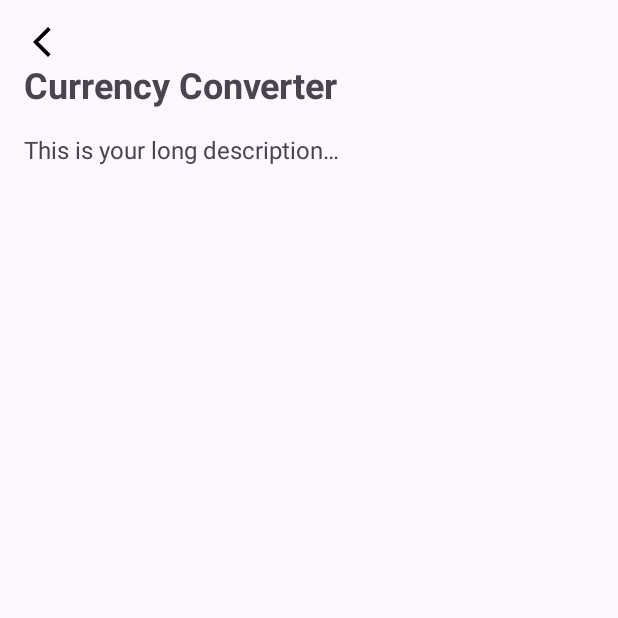
After one commit to denny24s/CurrencyConverter, an Android app: the InfoActivity screen opened directly, with no data from a screen before it, on a phone screen of 412 x 824 dp, the top half of it. The commit adds this screen. Run offline under Robolectric (Android 15) with nearby library versions, the light colour scheme and no system bars.

Commit message:
Info activity

```diff
--- a/app/src/main/AndroidManifest.xml
+++ b/app/src/main/AndroidManifest.xml
@@ -3,7 +3,7 @@
     xmlns:tools="http://schemas.android.com/tools">
 
     <uses-permission android:name="android.permission.ACCESS_NETWORK_STATE" />
-    <uses-permission android:name="android.permission.INTERNET"/>
+    <uses-permission android:name="android.permission.INTERNET" />
 
     <application
         android:allowBackup="true"
@@ -15,6 +15,9 @@
         android:supportsRtl="true"
         android:theme="@style/Theme.CurrencyConverter"
         tools:targetApi="31">
+        <activity
+            android:name=".InfoActivity"
+            android:exported="false" />
         <activity
             android:name=".CalculatorActivity"
             android:exported="false" />
--- /dev/null
+++ b/app/src/main/java/com/example/currencyconverter/InfoActivity.kt
@@ -0,0 +1,24 @@
+package com.example.currencyconverter
+
+import android.os.Bundle
+import androidx.appcompat.app.AppCompatActivity
+import com.example.currencyconverter.databinding.ActivityInfoBinding
+
+class InfoActivity : AppCompatActivity() {
+    private lateinit var binding: ActivityInfoBinding
+
+    override fun onCreate(savedInstanceState: Bundle?) {
+        super.onCreate(savedInstanceState)
+        binding = ActivityInfoBinding.inflate(layoutInflater)
+        setContentView(binding.root)
+
+        // 1) Hook your custom back arrow:
+        binding.ivBack.setOnClickListener {
+            finish()
+        }
+
+        // 2) Populate content:
+        binding.tvAppName.text   = getString(R.string.currency_converter)
+        binding.tvInfoBody.text  = getString(R.string.app_info_long)
+    }
+}
--- a/app/src/main/java/com/example/currencyconverter/MainActivity.kt
+++ b/app/src/main/java/com/example/currencyconverter/MainActivity.kt
@@ -12,10 +12,13 @@ import android.view.ViewGroup
 import android.view.animation.Animation
 import android.view.animation.AnimationUtils
 import android.widget.EditText
+import android.widget.FrameLayout
 import android.widget.ImageView
 import android.widget.TextView
+import android.widget.Toast
 import androidx.appcompat.app.AppCompatActivity
 import androidx.appcompat.app.AppCompatDelegate
+import androidx.core.view.GravityCompat
 import androidx.recyclerview.widget.ItemTouchHelper
 import androidx.recyclerview.widget.LinearLayoutManager
 import androidx.recyclerview.widget.RecyclerView
@@ -48,6 +51,8 @@ class MainActivity : AppCompatActivity() {
     override fun onCreate(savedInstanceState: Bundle?) {
         super.onCreate(savedInstanceState)
 
+
+
         // 0) Restore saved theme
         val prefs = getSharedPreferences("settings", MODE_PRIVATE)
         val savedMode = prefs.getInt(
@@ -71,6 +76,23 @@ class MainActivity : AppCompatActivity() {
             prefs.edit().putInt("theme_mode", mode).apply()
         }
 
+        // Info:
+        nav.findViewById<View>(R.id.infoRow).setOnClickListener {
+            startActivity(Intent(this, InfoActivity::class.java))
+            binding.drawerLayout.closeDrawer(GravityCompat.START)
+        }
+
+// The four “toast” rows:
+        listOf(
+            R.id.languageRow    to "Language clicked",
+            R.id.shareRow       to "Share clicked",
+            R.id.feedbackRow    to "Feedback clicked",
+            R.id.rateRow        to "Rate clicked"
+        ).forEach { (id, msg) ->
+            nav.findViewById<View>(id).setOnClickListener {
+                Toast.makeText(this, msg, Toast.LENGTH_SHORT).show()
+            }
+        }
         // 3) Setup RecyclerView + Adapter
         adapter = CurrencyAdapter(
             context = this,
@@ -225,10 +247,10 @@ class MainActivity : AppCompatActivity() {
         val dlg = BottomSheetDialog(this).also { it.setContentView(view) }
 
         val btnClose = view.findViewById<ImageView>(R.id.btnClose)
-        val btnSearch= view.findViewById<ImageView>(R.id.btnSearch)
+        val btnSearch = view.findViewById<ImageView>(R.id.btnSearch)
         val tvTitle = view.findViewById<TextView>(R.id.tvTitle)
-        val etSearch= view.findViewById<EditText>(R.id.etSearch)
-        val rv      = view.findViewById<RecyclerView>(R.id.currenciesRecycler)
+        val etSearch = view.findViewById<EditText>(R.id.etSearch)
+        val rv = view.findViewById<RecyclerView>(R.id.currenciesRecycler)
 
         rv.layoutManager = LinearLayoutManager(this)
         val sheetAdapter = CurrenciesBottomSheetAdapter(fullCurrencyList) {
@@ -237,9 +259,9 @@ class MainActivity : AppCompatActivity() {
         }
         rv.adapter = sheetAdapter
 
-        btnClose.setOnClickListener{ dlg.dismiss() }
+        btnClose.setOnClickListener { dlg.dismiss() }
         btnSearch.setOnClickListener {
-            if (etSearch.visibility==View.GONE) {
+            if (etSearch.visibility == View.GONE) {
                 btnSearch.setImageResource(R.drawable.baseline_close_24)
                 tvTitle.visibility = View.GONE
                 etSearch.visibility = View.VISIBLE
@@ -252,11 +274,11 @@ class MainActivity : AppCompatActivity() {
                 sheetAdapter.updateData(fullCurrencyList)
             }
         }
-        etSearch.addTextChangedListener(object: TextWatcher {
-            override fun beforeTextChanged(s:CharSequence?,st:Int,bf:Int,ac:Int){}
-            override fun onTextChanged(s:CharSequence?,st:Int,bf:Int,ac:Int){}
-            override fun afterTextChanged(s: Editable?){
-                val q=s.toString().lowercase()
+        etSearch.addTextChangedListener(object : TextWatcher {
+            override fun beforeTextChanged(s: CharSequence?, st: Int, bf: Int, ac: Int) {}
+            override fun onTextChanged(s: CharSequence?, st: Int, bf: Int, ac: Int) {}
+            override fun afterTextChanged(s: Editable?) {
+                val q = s.toString().lowercase()
                 sheetAdapter.updateData(
                     fullCurrencyList.filter {
                         it.code.lowercase().contains(q) ||
@@ -267,5 +289,7 @@ class MainActivity : AppCompatActivity() {
         })
 
         dlg.show()
+
+
     }
 }
--- /dev/null
+++ b/app/src/main/res/layout/activity_info.xml
@@ -0,0 +1,41 @@
+<?xml version="1.0" encoding="utf-8"?>
+<androidx.constraintlayout.widget.ConstraintLayout xmlns:android="http://schemas.android.com/apk/res/android"
+    xmlns:app="http://schemas.android.com/apk/res-auto"
+    android:layout_width="match_parent"
+    android:layout_height="match_parent"
+    android:padding="16dp">
+
+    <!-- ← back arrow -->
+    <ImageView
+        android:id="@+id/ivBack"
+        android:layout_width="24dp"
+        android:layout_height="24dp"
+        android:src="@drawable/baseline_arrow_back_ios_new_24"
+        app:layout_constraintStart_toStartOf="parent"
+        app:layout_constraintTop_toTopOf="parent" />
+
+    <!-- App name -->
+    <TextView
+        android:id="@+id/tvAppName"
+        android:layout_width="0dp"
+        android:layout_height="wrap_content"
+        android:text="@string/app_name"
+        android:textSize="24sp"
+        android:textStyle="bold"
+        app:layout_constraintEnd_toEndOf="parent"
+        app:layout_constraintStart_toStartOf="parent"
+        app:layout_constraintTop_toBottomOf="@id/ivBack" />
+
+    <!-- Big info text -->
+    <TextView
+        android:id="@+id/tvInfoBody"
+        android:layout_width="0dp"
+        android:layout_height="0dp"
+        android:layout_marginTop="16dp"
+        android:text="@string/app_info_long"
+        android:textSize="16sp"
+        app:layout_constraintBottom_toBottomOf="parent"
+        app:layout_constraintEnd_toEndOf="parent"
+        app:layout_constraintStart_toStartOf="parent"
+        app:layout_constraintTop_toBottomOf="@id/tvAppName" />
+</androidx.constraintlayout.widget.ConstraintLayout>
--- a/app/src/main/res/layout/activity_main.xml
+++ b/app/src/main/res/layout/activity_main.xml
@@ -169,7 +169,6 @@
                         app:layout_constraintTop_toBottomOf="@id/tvNoConnSub" />
 
                 </androidx.constraintlayout.widget.ConstraintLayout>
-
             </androidx.constraintlayout.widget.ConstraintLayout>
         </ScrollView>
 
@@ -208,6 +207,8 @@
             layout="@layout/nav_drawer" />
     </FrameLayout>
 
+
+
     <!-- Include the custom drawer layout -->
 
 
--- a/app/src/main/res/values/strings.xml
+++ b/app/src/main/res/values/strings.xml
@@ -10,4 +10,9 @@
     <string name="info">Info</string>
     <string name="feedback">Feedback</string>
     <string name="rate">Rate</string>
+    <!-- TODO: Remove or change this placeholder text -->
+    <string name="hello_blank_fragment">Hello blank fragment</string>
+
+    <string name="app_info_long">This is your long description…</string>
+
 </resources>
```
